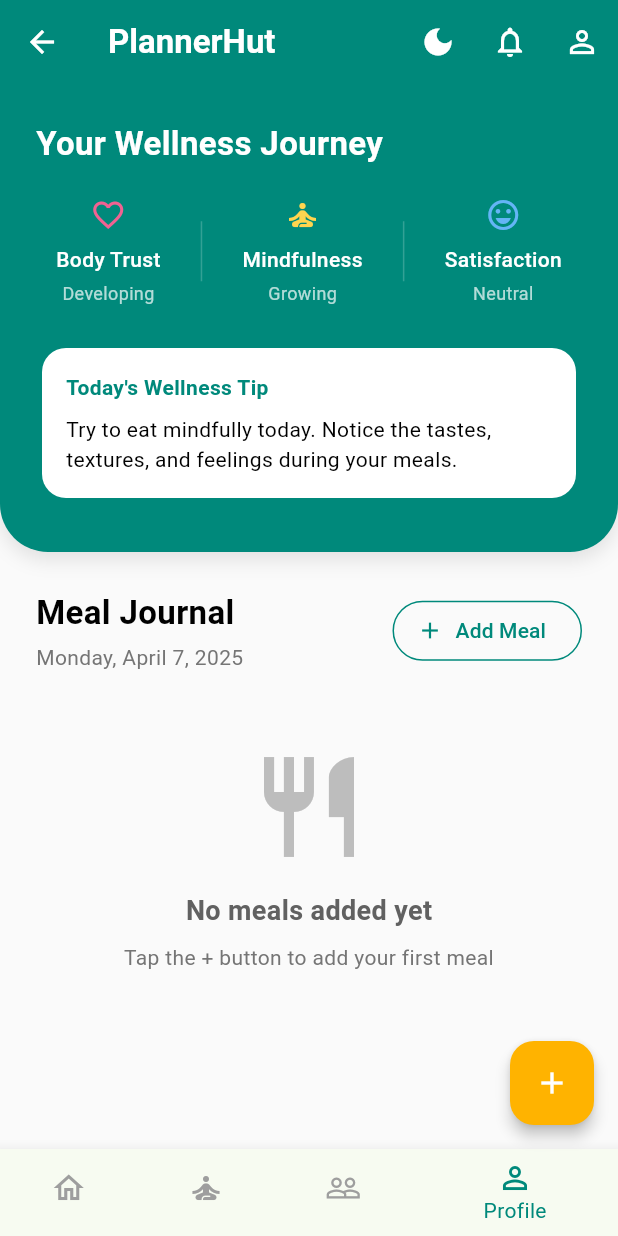
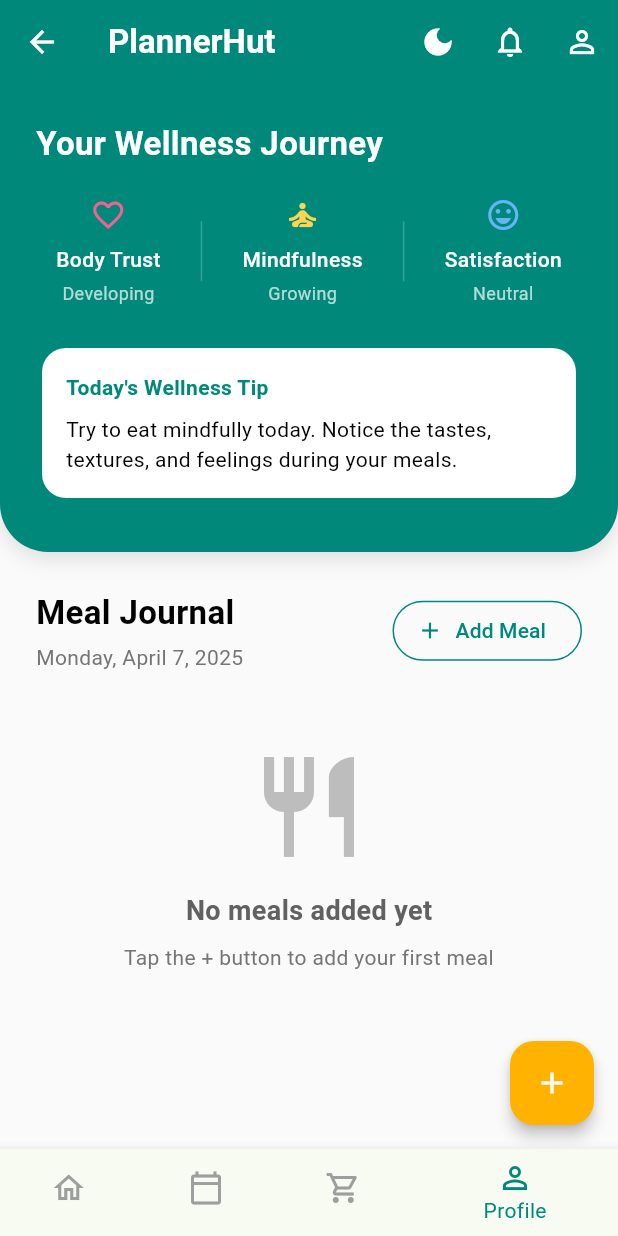
Before and after one commit to reymartjohneva/meal_planner, a Flutter app: the HomeScreen screen opened by its route, item 4 of the bottom bar chosen, on a phone screen of 412 x 824 dp. Run offline on Flutter 3.47's test engine with Material 3 defaults, Android fonts, the light colour scheme and no system bars; our stand-ins replace firebase_auth, firebase_core, flutter_local_notifications, timezone; accounts and stored records are empty.

Commit message:
feat: updated nav bar

```diff
--- a/lib/pages/home_screen.dart
+++ b/lib/pages/home_screen.dart
@@ -458,12 +458,13 @@
         backgroundColor: _isDarkMode ? Colors.grey.shade900 : Colors.white,
         onTap: (index) => setState(() => _currentIndex = index),
         items: const [
-          BottomNavigationBarItem(icon: Icon(Icons.home_outlined), label: 'Journal'),
-          BottomNavigationBarItem(icon: Icon(Icons.self_improvement_outlined), label: 'Wellness'),
-          BottomNavigationBarItem(icon: Icon(Icons.people_outline), label: 'Community'),
+          BottomNavigationBarItem(icon: Icon(Icons.home_outlined), label: 'Home'),
+          BottomNavigationBarItem(icon: Icon(Icons.calendar_today_outlined), label: 'Calendar'),
+          BottomNavigationBarItem(icon: Icon(Icons.local_grocery_store_outlined), label: 'Grocery'),
           BottomNavigationBarItem(icon: Icon(Icons.person_outline), label: 'Profile'),
         ],
       ),
+
     );
   }
 
```
